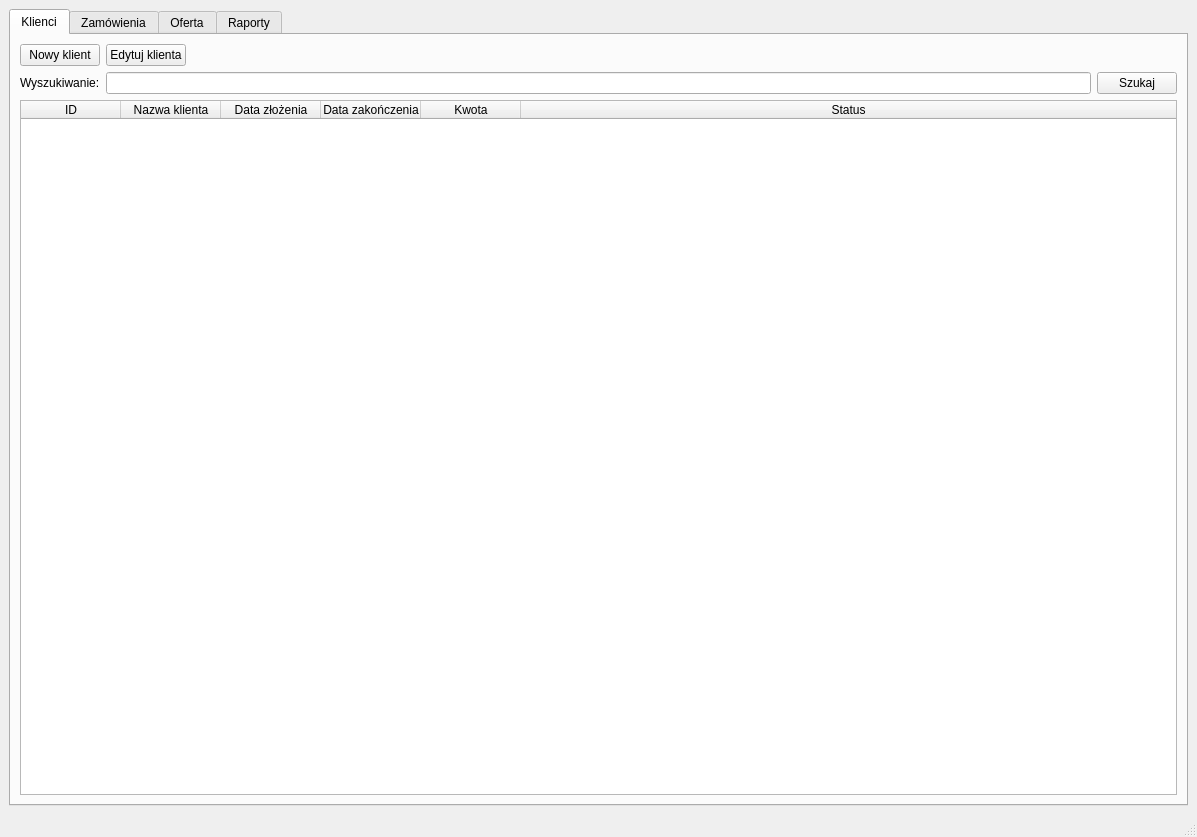
This is app/ui/mainwindow.ui in HBuczynski/Fabryka_okien as Qt 5 draws it before an edit. The edited form follows.
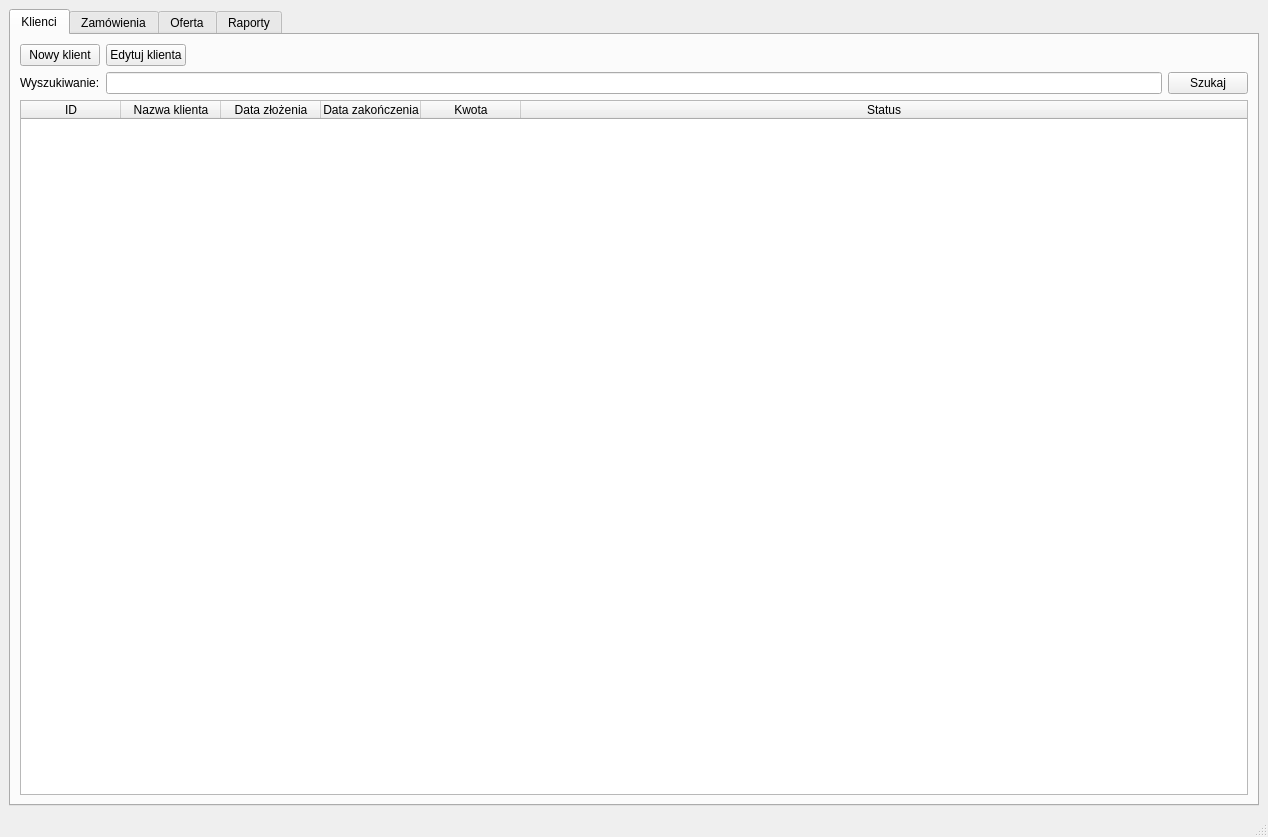
This is the edited form. The open tabs and pages were chosen to show the change.

Commit message: Added actions to buttons.

The edit to the form file:
```diff
--- a/app/ui/mainwindow.ui
+++ b/app/ui/mainwindow.ui
@@ -6,7 +6,7 @@
    <rect>
     <x>0</x>
     <y>0</y>
-    <width>1133</width>
+    <width>1268</width>
     <height>837</height>
    </rect>
   </property>
```
Left out of the diff: 16 changed lines with no effect on the pictures. The commit also changes 2 other files.
